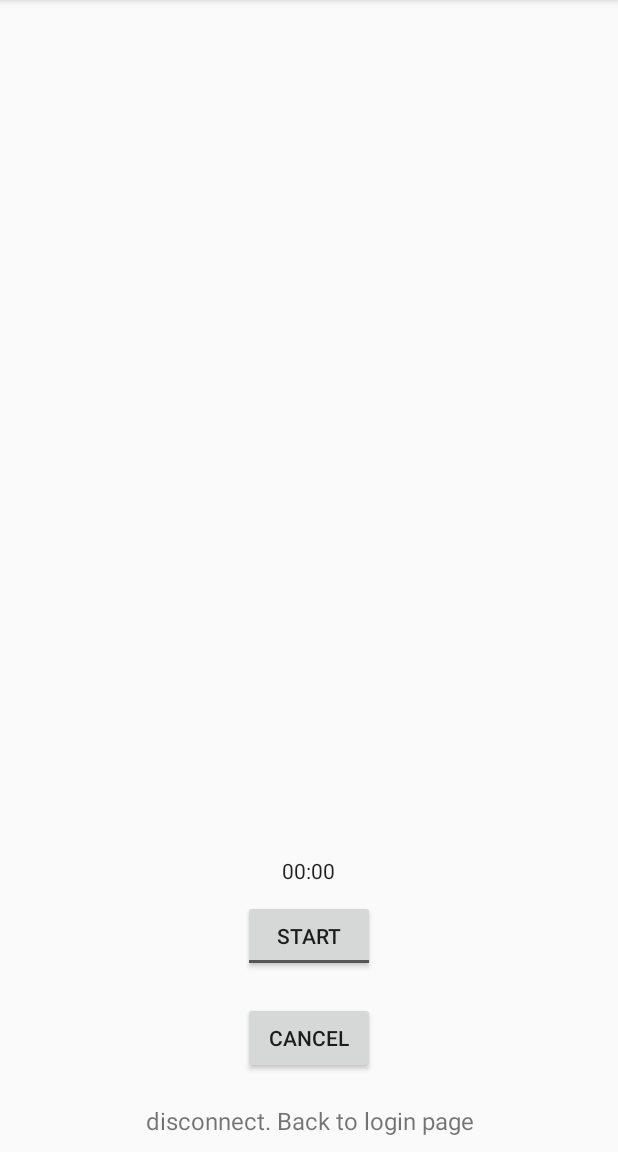
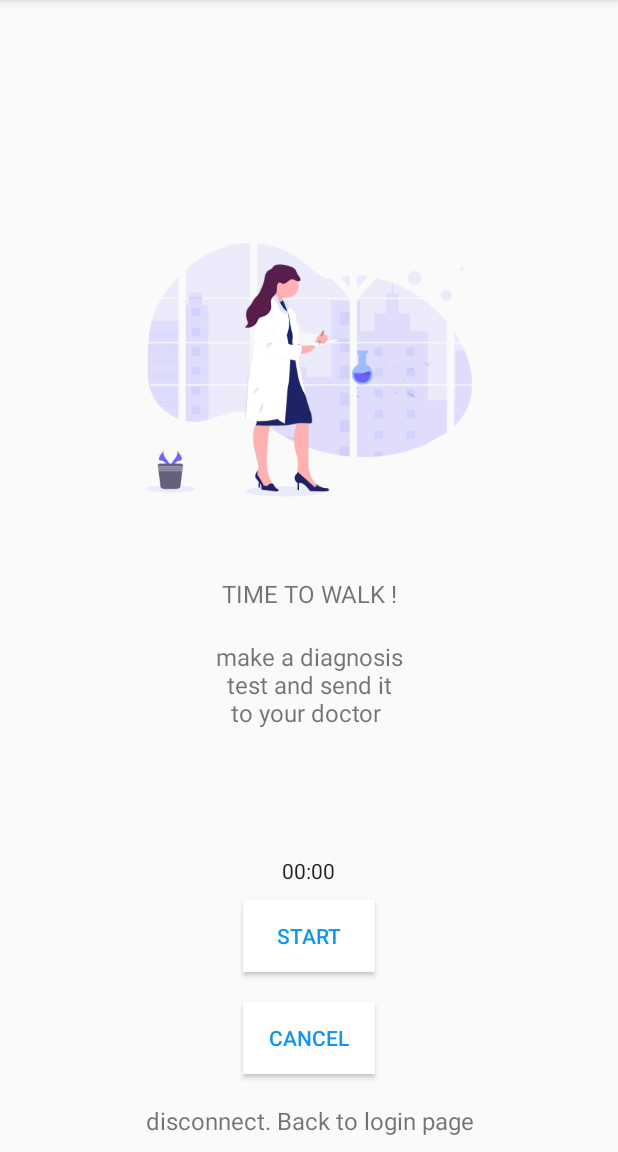
Before and after one commit to paul-chasseloup/feetback_mobile_app, an Android app: the dataActivity screen opened directly, with no data from a screen before it, on a phone screen of 412 x 824 dp, the part 84-1236 px from its top. Run offline under Robolectric (Android 15) with nearby library versions, the phone set to English and light mode, and no system bars; libraries missing offline, so code that uses them is left out: com.apollographql.apollo, com.opencsv.

Commit message:
layout update

```diff
--- a/app/src/main/java/paulchasseloup/feetback_mobile_app/ApolloConnector.java
+++ b/app/src/main/java/paulchasseloup/feetback_mobile_app/ApolloConnector.java
@@ -6,9 +6,8 @@ import okhttp3.OkHttpClient;
 
 public class ApolloConnector {
 
-    private static final String BASE_URL = "http://localhost:4000/graphql";
+    private static final String BASE_URL = "http://10.7.16.89/PPEusers";
 //    private static final String BASE_URL = "http://10.7.17.207:4000/graphql";
-
 
     public static ApolloClient setupApollo(){
 
@@ -21,5 +20,4 @@ public class ApolloConnector {
                 .okHttpClient(okHttpClient)
                 .build();
     }
-
 }
--- a/app/src/main/res/layout/activity_data.xml
+++ b/app/src/main/res/layout/activity_data.xml
@@ -4,13 +4,34 @@
     xmlns:tools="http://schemas.android.com/tools"
     android:layout_width="match_parent"
     android:layout_height="match_parent"
-    tools:context=".dataActivity">
+    tools:context=".dataActivity" >
 
     <LinearLayout
         android:layout_width="match_parent"
         android:layout_height="match_parent"
         android:gravity="bottom|center"
         android:orientation="vertical">
+
+        <ImageView
+            android:layout_width="217dp"
+            android:layout_height="256dp"
+            android:src="@drawable/img" />
+
+        <TextView
+            android:layout_width="fill_parent"
+            android:layout_height="wrap_content"
+            android:gravity="center"
+            android:layout_margin="10dp"
+            android:text="TIME TO WALK !"
+            android:textSize="16dip" />
+
+        <TextView
+            android:layout_width="fill_parent"
+            android:layout_height="wrap_content"
+            android:gravity="center"
+            android:layout_margin="10dp"
+            android:text="make a diagnosis\ntest and send it\nto your doctor \n\n\n\n"
+            android:textSize="16dip" />
 
         <Chronometer
             android:id="@+id/chronometer"
@@ -26,7 +47,9 @@
             android:text="ToggleButton"
             android:textAlignment="center"
             android:textOff="START"
-            android:textOn="SEND" />
+            android:textOn="SEND"
+            android:background="@android:color/white"
+            android:textColor="#1195EF"/>
 
         <Button
             android:id="@+id/cancelButton"
@@ -34,7 +57,9 @@
             android:layout_height="wrap_content"
             android:layout_margin="10dp"
             android:gravity="center"
-            android:text="CANCEL" />
+            android:text="CANCEL"
+            android:background="@android:color/white"
+            android:textColor="#1195EF"/>
 
         <TextView
             android:id="@+id/disconnectLink"
--- a/app/src/main/res/values/colors.xml
+++ b/app/src/main/res/values/colors.xml
@@ -3,4 +3,5 @@
     <color name="colorPrimary">#008577</color>
     <color name="colorPrimaryDark">#00574B</color>
     <color name="colorAccent">#D81B60</color>
+
 </resources>
```
Also changed, not shown: app/src/main/java/paulchasseloup/feetback_mobile_app/dataActivity.java (+2 -6 lines), app/src/main/res/layout/activity_main.xml (+12 -3 lines), app/src/main/res/drawable/activity_image.png (added), app/src/main/res/drawable/cancel.png (added), app/src/main/res/drawable/disconect.png (added), app/src/main/res/drawable/home.png (added), app/src/main/res/drawable/img.png (added), app/src/main/res/drawable/logo.png (added), app/src/main/res/drawable/logowhite.png (added), app/src/main/res/drawable/send.png (added), app/src/main/res/drawable/start.png (added), app/src/main/res/mipmap-xxhdpi/ic_launcher.png (deleted), app/src/main/res/mipmap-xxhdpi/ic_launcher_round.png (deleted).
